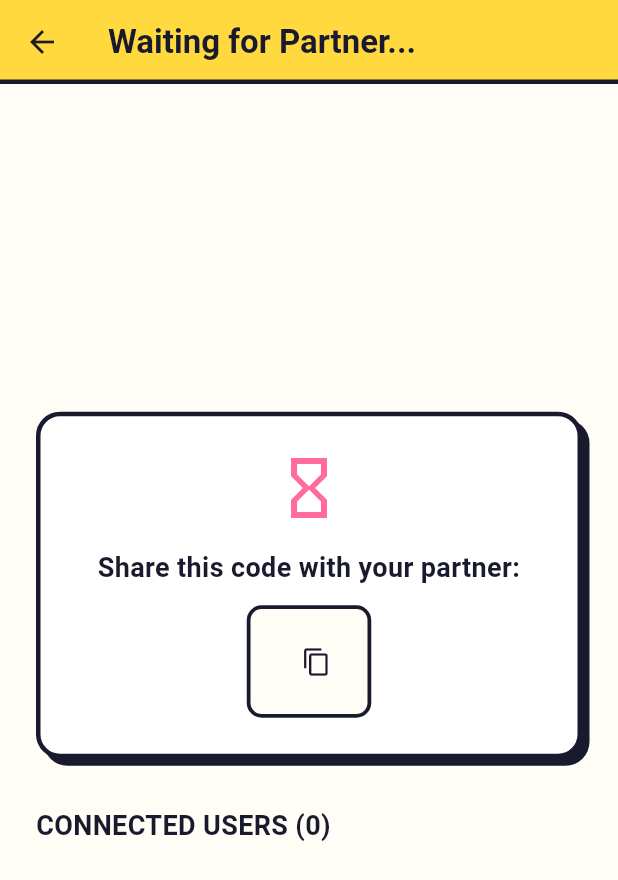
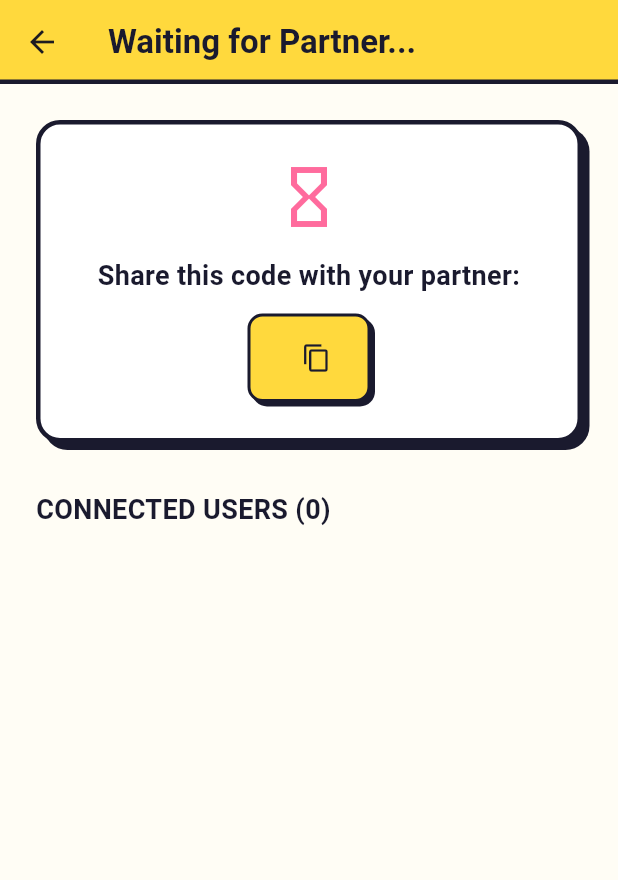
Before and after one commit to EvanKristianPratama/ldr-photobooth, a Flutter app: the WaitingScreen screen opened directly with empty values, on a phone screen of 412 x 824 dp. Shown: the top 880 px of the screen. Run offline on Flutter 3.47's test engine with Material 3 defaults, Android fonts, the phone set to English and light mode, and no system bars; our stand-ins replace camera; missing offline and left inert: flutter_webrtc; Roboto replaces fonts that are missing (Gaegu).

Commit message:
fix: make participant waiting list update in real-time by adding setState and eliminate RenderFlex layout overflow

```diff
--- a/client_flutter/lib/screens/waiting_screen.dart
+++ b/client_flutter/lib/screens/waiting_screen.dart
@@ -33,6 +33,7 @@ class _WaitingScreenState extends State<WaitingScreen> {
   }
 
   void _onRoomStateChanged() {
+    if (!mounted) return;
     if (widget.roomState.step == 'countdown') {
       Navigator.pushReplacement(
         context,
@@ -44,7 +45,11 @@ class _WaitingScreenState extends State<WaitingScreen> {
           ),
         ),
       );
+      return;
     }
+
+    // Trigger real-time visual update of the participants list on any state change!
+    setState(() {});
   }
 
   @override
@@ -70,7 +75,8 @@ class _WaitingScreenState extends State<WaitingScreen> {
           ),
         ),
       ),
-      body: Padding(
+      body: SingleChildScrollView(
+        child: Padding(
           padding: const EdgeInsets.all(24.0),
           child: Center(
             child: Column(
@@ -118,24 +124,28 @@ class _WaitingScreenState extends State<WaitingScreen> {
                         child: Container(
                           padding: const EdgeInsets.symmetric(vertical: 12, horizontal: 24),
                           decoration: BoxDecoration(
-                          color: const Color(0xFFFFFDF5),
-                          border: Border.all(color: ink, width: 2.5),
+                            color: yellow,
+                            border: Border.all(color: ink, width: 2),
                             borderRadius: BorderRadius.circular(10),
+                            boxShadow: const [
+                              BoxShadow(color: ink, offset: Offset(3, 3), blurRadius: 0)
+                            ],
                           ),
                           child: Row(
                             mainAxisSize: MainAxisSize.min,
+                            mainAxisAlignment: MainAxisAlignment.center,
                             children: [
                               Text(
                                 widget.roomState.roomCode,
                                 style: const TextStyle(
-                                fontSize: 32,
-                                fontWeight: FontWeight.w900,
-                                letterSpacing: 2,
+                                  fontSize: 22,
+                                  fontWeight: FontWeight.bold,
+                                  letterSpacing: 2.0,
                                   color: ink,
                                 ),
                               ),
                               const SizedBox(width: 10),
-                            const Icon(Icons.copy, color: ink, size: 20),
+                              const Icon(Icons.copy, size: 20, color: ink),
                             ],
                           ),
                         ),
@@ -219,6 +229,7 @@ class _WaitingScreenState extends State<WaitingScreen> {
             ),
           ),
         ),
+      ),
     );
   }
 }
```
Lines whose indentation alone changed are shown as unchanged.
